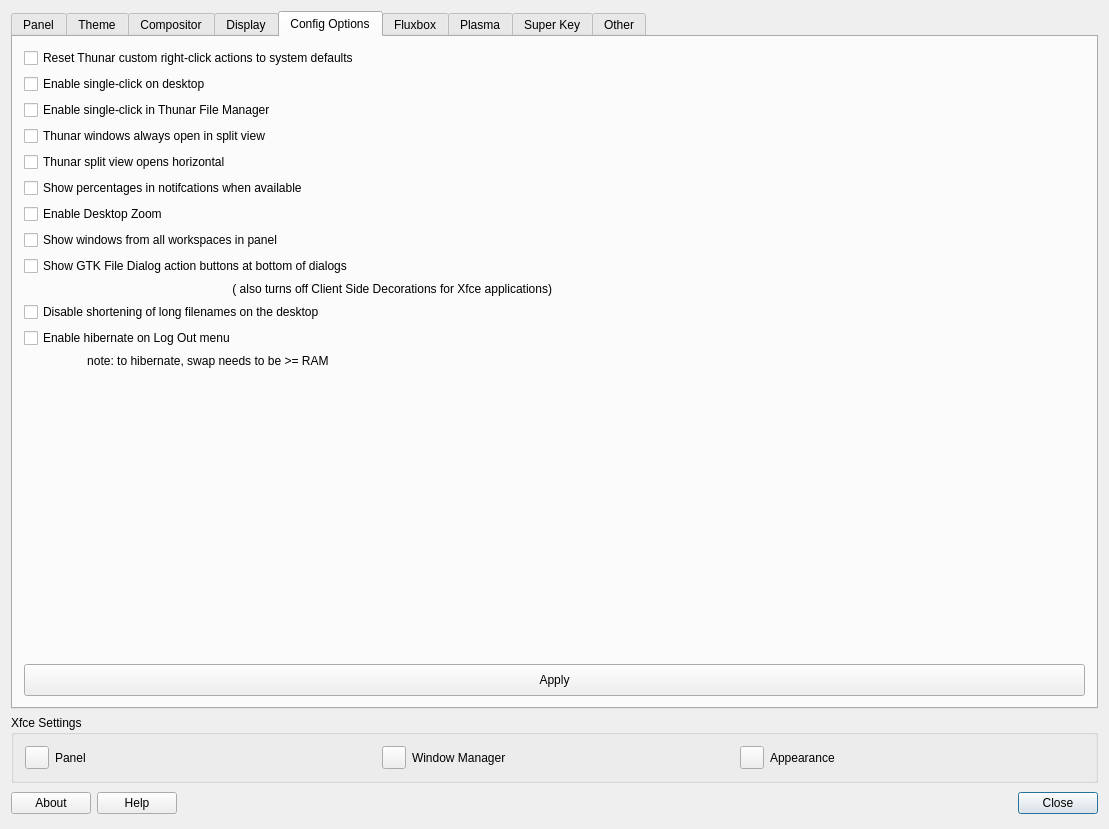
The window that defaultlook.ui (MX-Linux/mx-tweak) describes before a commit, drawn with Qt 5.
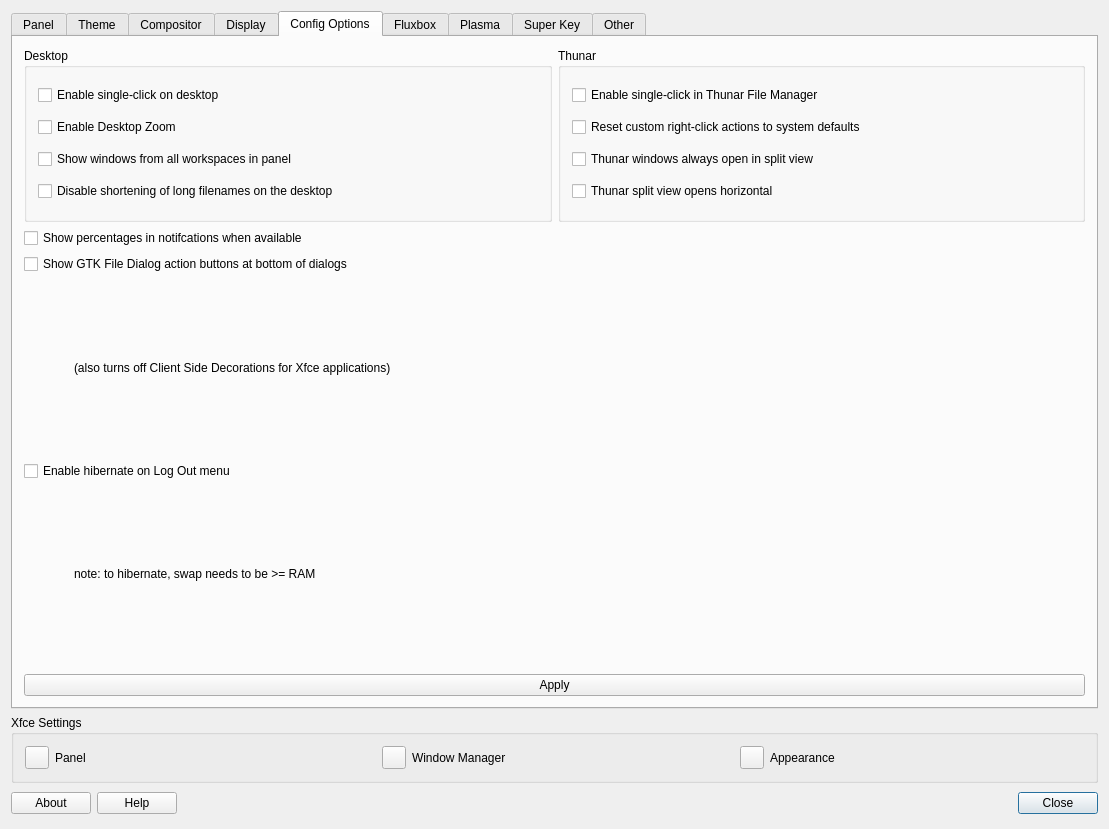
The same window after the commit. The open tabs and pages were chosen to show the change. Icons and pictures are not drawn.

Commit message: Thunar and desktop settings in separate groups.

```diff
--- a/defaultlook.ui
+++ b/defaultlook.ui
@@ -1085,121 +1085,130 @@
        <string>Config Options</string>
       </attribute>
       <layout class="QGridLayout">
-       <item row="0" column="0" colspan="2">
-        <widget class="QCheckBox" name="checkBoxThunarCAReset">
-         <property name="text">
-          <string>Reset Thunar custom right-click actions to system defaults</string>
+       <item row="0" column="0">
+        <widget class="QGroupBox" name="groupDesktop">
+         <property name="title">
+          <string>Desktop</string>
          </property>
-        </widget>
-       </item>
-       <item row="1" column="0" colspan="2">
+         <layout class="QVBoxLayout">
+          <item>
         <widget class="QCheckBox" name="checkBoxSingleClick">
          <property name="text">
           <string>Enable single-click on desktop</string>
          </property>
         </widget>
        </item>
-       <item row="2" column="0" colspan="2">
+          <item>
+           <widget class="QCheckBox" name="checkBoxDesktopZoom">
+            <property name="text">
+             <string>Enable Desktop Zoom </string>
+            </property>
+           </widget>
+          </item>
+          <item>
+           <widget class="QCheckBox" name="checkBoxShowAllWorkspaces">
+            <property name="text">
+             <string>Show windows from all workspaces in panel</string>
+            </property>
+           </widget>
+          </item>
+          <item>
+           <widget class="QCheckBox" name="checkboxNoEllipse">
+            <property name="text">
+             <string>Disable shortening of long filenames on the desktop</string>
+            </property>
+           </widget>
+          </item>
+         </layout>
+        </widget>
+       </item>
+       <item row="0" column="1">
+        <widget class="QGroupBox" name="groupThunar">
+         <property name="title">
+          <string>Thunar</string>
+         </property>
+         <layout class="QVBoxLayout">
+          <item>
         <widget class="QCheckBox" name="checkBoxThunarSingleClick">
          <property name="text">
           <string>Enable single-click in Thunar File Manager</string>
          </property>
         </widget>
        </item>
-       <item row="3" column="0" colspan="2">
+          <item>
+           <widget class="QCheckBox" name="checkBoxThunarCAReset">
+            <property name="text">
+             <string>Reset custom right-click actions to system defaults</string>
+            </property>
+           </widget>
+          </item>
+          <item>
         <widget class="QCheckBox" name="checkBoxThunarSplitView">
          <property name="text">
           <string>Thunar windows always open in split view</string>
          </property>
         </widget>
        </item>
-       <item row="4" column="0" colspan="2">
+          <item>
         <widget class="QCheckBox" name="checkBoxsplitviewhorizontal">
          <property name="text">
           <string>Thunar split view opens horizontal</string>
          </property>
         </widget>
        </item>
-       <item row="5" column="0" colspan="2">
+         </layout>
+        </widget>
+       </item>
+       <item row="1" column="0" colspan="2">
         <widget class="QCheckBox" name="checkBoxNotificatonPercentages">
          <property name="text">
           <string>Show percentages in notifcations when available</string>
          </property>
         </widget>
        </item>
-       <item row="6" column="0" colspan="2">
-        <widget class="QCheckBox" name="checkBoxDesktopZoom">
-         <property name="text">
-          <string>Enable Desktop Zoom </string>
-         </property>
-        </widget>
-       </item>
-       <item row="7" column="0" colspan="2">
-        <widget class="QCheckBox" name="checkBoxShowAllWorkspaces">
-         <property name="text">
-          <string>Show windows from all workspaces in panel</string>
-         </property>
-        </widget>
-       </item>
-       <item row="8" column="0" colspan="2">
+       <item row="2" column="0" colspan="2">
         <widget class="QCheckBox" name="checkBoxFileDialogActionButtonsPosition">
          <property name="text">
           <string>Show GTK File Dialog action buttons at bottom of dialogs</string>
          </property>
         </widget>
        </item>
-       <item row="9" column="0">
+       <item row="3" column="0" colspan="2">
         <widget class="QLabel" name="label_Xfce_CSD">
          <property name="text">
-          <string>( also turns off Client Side Decorations for Xfce applications)</string>
+          <string>(also turns off Client Side Decorations for Xfce applications)</string>
          </property>
-         <property name="alignment">
-          <set>Qt::AlignmentFlag::AlignRight|Qt::AlignmentFlag::AlignTrailing|Qt::AlignmentFlag::AlignVCenter</set>
+         <property name="indent">
+          <number>50</number>
          </property>
         </widget>
        </item>
-       <item row="10" column="0" colspan="2">
-        <widget class="QCheckBox" name="checkboxNoEllipse">
-         <property name="text">
-          <string>Disable shortening of long filenames on the desktop</string>
-         </property>
-        </widget>
-       </item>
-       <item row="11" column="0" colspan="2">
+       <item row="4" column="0" colspan="2">
         <widget class="QCheckBox" name="checkBoxHibernate">
          <property name="text">
           <string>Enable hibernate on Log Out menu </string>
          </property>
         </widget>
        </item>
-       <item row="12" column="0" colspan="2">
+       <item row="5" column="0" colspan="2">
         <widget class="QLabel" name="label_hibernate">
          <property name="text">
-          <string>                   note: to hibernate, swap needs to be &gt;= RAM</string>
+          <string>note: to hibernate, swap needs to be &gt;= RAM</string>
+         </property>
+         <property name="indent">
+          <number>50</number>
          </property>
         </widget>
        </item>
-       <item row="13" column="1">
-        <spacer name="verticalSpacer_10">
+       <item row="6" column="0">
+        <spacer>
          <property name="orientation">
           <enum>Qt::Orientation::Vertical</enum>
          </property>
-         <property name="sizeHint" stdset="0">
-          <size>
-           <width>20</width>
-           <height>28</height>
-          </size>
-         </property>
         </spacer>
        </item>
-       <item row="14" column="0" colspan="2">
+       <item row="7" column="0" colspan="2">
         <widget class="QPushButton" name="ButtonApplyMiscDefualts">
-         <property name="minimumSize">
-          <size>
-           <width>0</width>
-           <height>32</height>
-          </size>
-         </property>
          <property name="text">
           <string>Apply</string>
          </property>
```
Left out of the diff: 6 changed lines with no effect on the pictures. Lines whose indentation alone changed are shown as unchanged.
